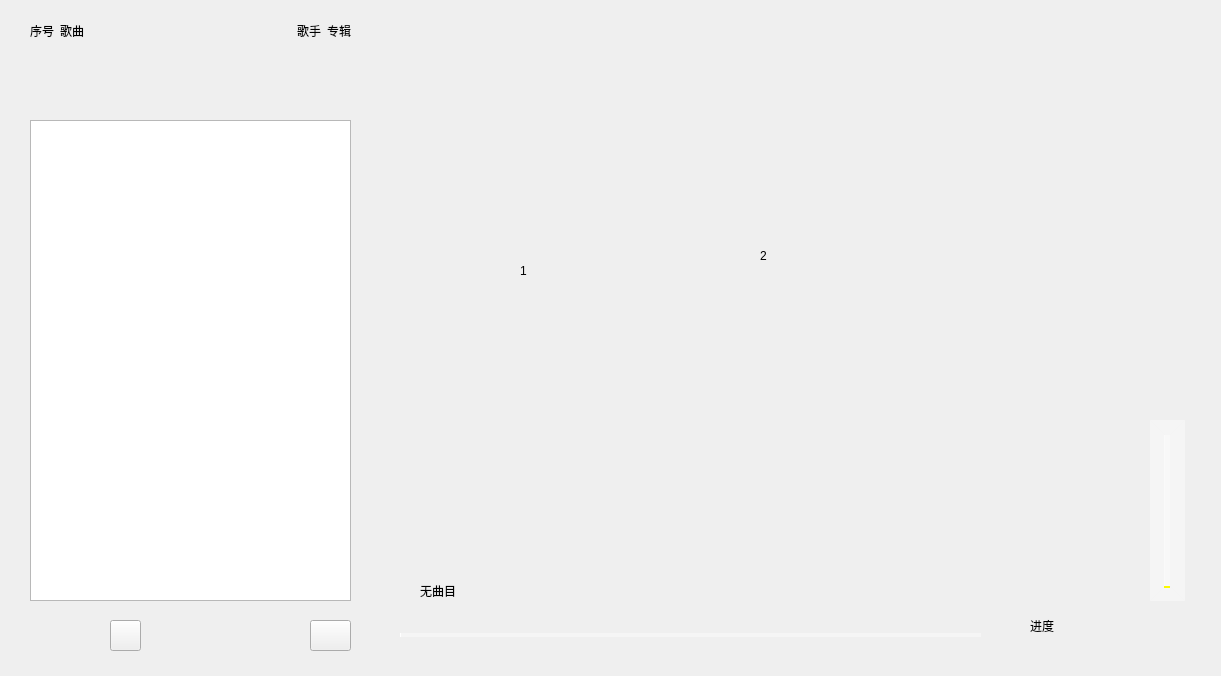
Qt form mymusicwidget.ui (zhangzhenxi11/MeditationSystem) before a commit.
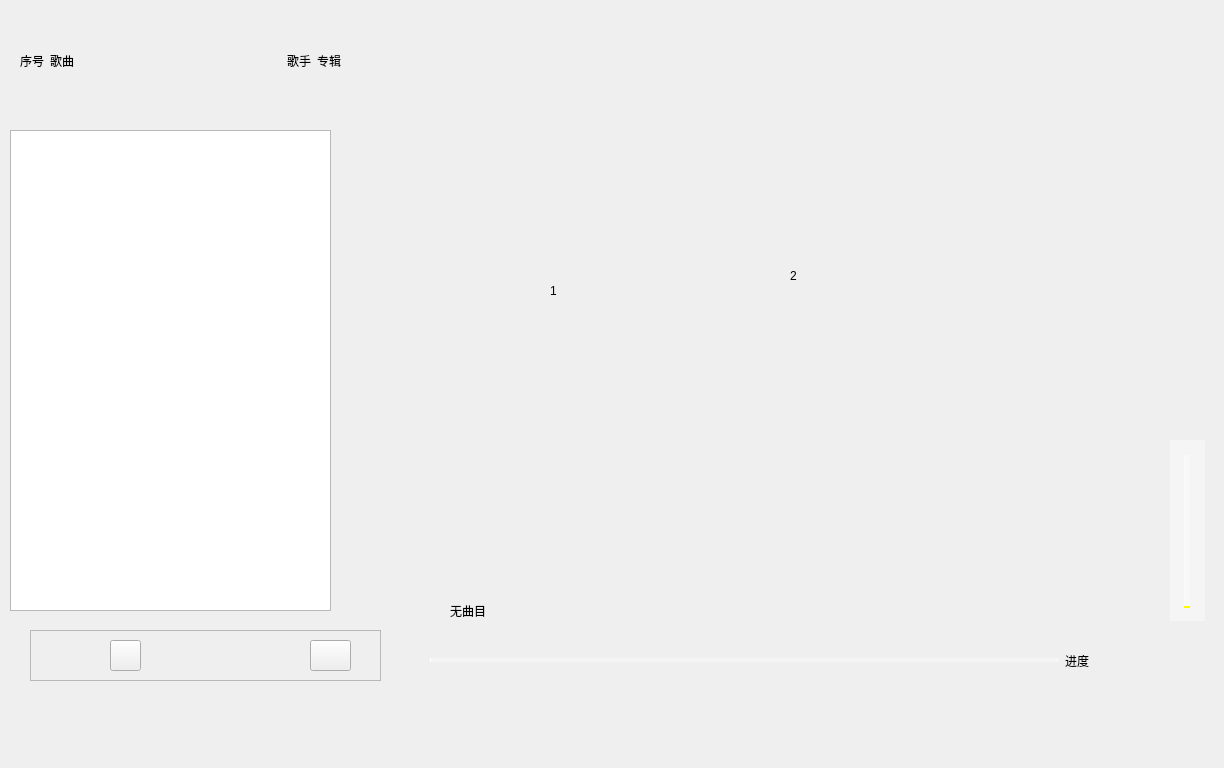
The same form after that commit. Icons and pictures are not drawn. Custom widgets are drawn as their Qt base class.

The edit to the form file:
```diff
--- a/mymusicwidget.ui
+++ b/mymusicwidget.ui
@@ -6,8 +6,8 @@
    <rect>
     <x>0</x>
     <y>0</y>
-    <width>1221</width>
-    <height>676</height>
+    <width>1224</width>
+    <height>768</height>
    </rect>
   </property>
   <property name="windowTitle">
@@ -17,19 +17,35 @@
    <enum>Qt::LeftToRight</enum>
   </property>
   <property name="styleSheet">
-   <string notr="true">QFrame#frame
-{
-	border-radius:5px;
-	border-image: url(:/images/background/bg3.jpg);
+   <string notr="true"/>
+  </property>
+  <widget class="QFrame" name="frame">
+   <property name="geometry">
+    <rect>
+     <x>10</x>
+     <y>10</y>
+     <width>1201</width>
+     <height>721</height>
+    </rect>
+   </property>
+   <property name="styleSheet">
+    <string notr="true">QFrame#frame{
+border-radius:5px;
+border-image: url(:/images/background/bg3.jpg);
 }
-
-image: url(:/images/background/bg3.jpg);</string>
+</string>
+   </property>
+   <property name="frameShape">
+    <enum>QFrame::StyledPanel</enum>
+   </property>
+   <property name="frameShadow">
+    <enum>QFrame::Raised</enum>
   </property>
   <widget class="QWidget" name="layoutWidget">
    <property name="geometry">
     <rect>
-     <x>30</x>
-     <y>10</y>
+      <x>10</x>
+      <y>30</y>
      <width>321</width>
      <height>41</height>
     </rect>
@@ -107,31 +123,18 @@
   <widget class="QListWidget" name="listWidget">
    <property name="geometry">
     <rect>
-     <x>30</x>
+      <x>0</x>
      <y>120</y>
      <width>321</width>
      <height>481</height>
     </rect>
    </property>
   </widget>
-  <widget class="QLabel" name="lblRecord">
-   <property name="geometry">
-    <rect>
-     <x>520</x>
-     <y>180</y>
-     <width>191</width>
-     <height>181</height>
-    </rect>
-   </property>
-   <property name="text">
-    <string>1</string>
-   </property>
-  </widget>
   <widget class="RotatingLabel" name="lblneedle">
    <property name="geometry">
     <rect>
-     <x>760</x>
-     <y>190</y>
+      <x>780</x>
+      <y>200</y>
      <width>71</width>
      <height>131</height>
     </rect>
@@ -143,8 +146,8 @@
   <widget class="QSlider" name="verticalSlider">
    <property name="geometry">
     <rect>
-     <x>1150</x>
-     <y>420</y>
+      <x>1160</x>
+      <y>430</y>
      <width>35</width>
      <height>181</height>
     </rect>
@@ -192,15 +195,283 @@
     <enum>QSlider::NoTicks</enum>
    </property>
   </widget>
+   <widget class="QLabel" name="LabCurMedia">
+    <property name="geometry">
+     <rect>
+      <x>440</x>
+      <y>590</y>
+      <width>341</width>
+      <height>21</height>
+     </rect>
+    </property>
+    <property name="minimumSize">
+     <size>
+      <width>100</width>
+      <height>0</height>
+     </size>
+    </property>
+    <property name="text">
+     <string>无曲目</string>
+    </property>
+   </widget>
+   <widget class="QLabel" name="lblRecord">
+    <property name="geometry">
+     <rect>
+      <x>540</x>
+      <y>190</y>
+      <width>191</width>
+      <height>181</height>
+     </rect>
+    </property>
+    <property name="text">
+     <string>1</string>
+    </property>
+   </widget>
+   <widget class="QPushButton" name="btnList">
+    <property name="geometry">
+     <rect>
+      <x>240</x>
+      <y>80</y>
+      <width>31</width>
+      <height>31</height>
+     </rect>
+    </property>
+    <property name="cursor">
+     <cursorShape>PointingHandCursor</cursorShape>
+    </property>
+    <property name="styleSheet">
+     <string notr="true">QPushButton
+
+{
+background-image: url(:/images/image/list.png);
+background-repeat:no-repeat;
+background-position:center center;
+border:none;
+
+}
+
+
+QPushButton:hover{
+background-image: url(:/images/image-hover/list-hover.png);
+background-repeat:no-repeat;
+background-position:center center;
+
+
+}
+QPushButton:pressed{
+background-image: url(:/images/image/list.png);
+background-repeat:no-repeat;
+background-position:center center;
+
+}
+</string>
+    </property>
+    <property name="text">
+     <string/>
+    </property>
+   </widget>
+   <widget class="QPushButton" name="btnRepeat">
+    <property name="geometry">
+     <rect>
+      <x>280</x>
+      <y>80</y>
+      <width>32</width>
+      <height>32</height>
+     </rect>
+    </property>
+    <property name="cursor">
+     <cursorShape>PointingHandCursor</cursorShape>
+    </property>
+    <property name="styleSheet">
+     <string notr="true">QPushButton
+{
+background-repeat:no-repeat;
+background-position:center center;
+border:none;
+
+}
+
+QPushButton:hover{
+background-repeat:no-repeat;
+background-position:center center;
+
+
+}
+QPushButton:pressed{
+background-repeat:no-repeat;
+background-position:center center;
+
+}
+</string>
+    </property>
+    <property name="text">
+     <string/>
+    </property>
+   </widget>
+   <widget class="QFrame" name="frame_2">
+    <property name="geometry">
+     <rect>
+      <x>20</x>
+      <y>620</y>
+      <width>351</width>
+      <height>51</height>
+     </rect>
+    </property>
+    <property name="frameShape">
+     <enum>QFrame::StyledPanel</enum>
+    </property>
+    <property name="frameShadow">
+     <enum>QFrame::Raised</enum>
+    </property>
+    <widget class="QPushButton" name="btnPrevious">
+     <property name="geometry">
+      <rect>
+       <x>0</x>
+       <y>0</y>
+       <width>48</width>
+       <height>48</height>
+      </rect>
+     </property>
+     <property name="toolTip">
+      <string>前一曲目</string>
+     </property>
+     <property name="styleSheet">
+      <string notr="true">QPushButton
+{
+background-image:  url(:/images/image/pre.png);
+background-repeat:no-repeat;
+background-position:center center;
+border:none;
+
+}
+
+QPushButton:hover
+{
+background-image:url(:/images/image-hover/pre-hover.png);
+background-repeat:no-repeat;
+background-position:center center;
+
+
+}
+QPushButton:pressed{
+background-image:  url(:/images/image/pre.png);
+background-repeat:no-repeat;
+background-position:center center;
+
+}</string>
+     </property>
+     <property name="text">
+      <string/>
+     </property>
+     <property name="icon">
+      <iconset>
+       <normaloff>:/images/images/616.bmp</normaloff>:/images/images/616.bmp</iconset>
+     </property>
+    </widget>
+    <widget class="QPushButton" name="btnPlay">
+     <property name="geometry">
+      <rect>
+       <x>80</x>
+       <y>10</y>
+       <width>31</width>
+       <height>31</height>
+      </rect>
+     </property>
+     <property name="toolTip">
+      <string>暂停</string>
+     </property>
+     <property name="styleSheet">
+      <string notr="true"/>
+     </property>
+     <property name="text">
+      <string/>
+     </property>
+     <property name="icon">
+      <iconset>
+       <normaloff>:/images/images/622.bmp</normaloff>:/images/images/622.bmp</iconset>
+     </property>
+    </widget>
+    <widget class="QPushButton" name="btnNext">
+     <property name="geometry">
+      <rect>
+       <x>180</x>
+       <y>0</y>
+       <width>48</width>
+       <height>48</height>
+      </rect>
+     </property>
+     <property name="toolTip">
+      <string>下一曲目</string>
+     </property>
+     <property name="styleSheet">
+      <string notr="true">QPushButton
+{
+background-image:  url(:/images/image/next.png);
+background-repeat:no-repeat;
+background-position:center center;
+border:none;
+
+}
+
+QPushButton:hover
+{
+background-image:url(:/images/image-hover/next-hover.png);
+background-repeat:no-repeat;
+background-position:center center;
+
+
+}
+QPushButton:pressed{
+background-image:  url(:/images/image/next.png);
+background-repeat:no-repeat;
+background-position:center center;
+
+}</string>
+     </property>
+     <property name="text">
+      <string/>
+     </property>
+     <property name="icon">
+      <iconset>
+       <normaloff>:/images/images/630.bmp</normaloff>:/images/images/630.bmp</iconset>
+     </property>
+    </widget>
+    <widget class="QPushButton" name="btnMode">
+     <property name="geometry">
+      <rect>
+       <x>280</x>
+       <y>10</y>
+       <width>41</width>
+       <height>31</height>
+      </rect>
+     </property>
+     <property name="toolTip">
+      <string>暂停</string>
+     </property>
+     <property name="styleSheet">
+      <string notr="true"/>
+     </property>
+     <property name="text">
+      <string/>
+     </property>
+     <property name="icon">
+      <iconset>
+       <normaloff>:/images/images/622.bmp</normaloff>:/images/images/622.bmp</iconset>
+     </property>
+    </widget>
+   </widget>
+   <widget class="QWidget" name="layoutWidget">
+    <property name="geometry">
+     <rect>
+      <x>420</x>
+      <y>630</y>
+      <width>761</width>
+      <height>41</height>
+     </rect>
+    </property>
+    <layout class="QHBoxLayout" name="horizontalLayout_3">
+     <item>
   <widget class="QSlider" name="horizontalSlider">
-   <property name="geometry">
-    <rect>
-     <x>400</x>
-     <y>620</y>
-     <width>581</width>
-     <height>31</height>
-    </rect>
-   </property>
    <property name="cursor">
     <cursorShape>PointingHandCursor</cursorShape>
    </property>
@@ -236,15 +507,9 @@
     <enum>Qt::Horizontal</enum>
    </property>
   </widget>
+     </item>
+     <item>
   <widget class="QLabel" name="LabRatio">
-   <property name="geometry">
-    <rect>
-     <x>1030</x>
-     <y>610</y>
-     <width>80</width>
-     <height>31</height>
-    </rect>
-   </property>
    <property name="minimumSize">
     <size>
      <width>80</width>
@@ -255,151 +520,9 @@
     <string>进度</string>
    </property>
   </widget>
-  <widget class="QPushButton" name="btnPlay">
-   <property name="geometry">
-    <rect>
-     <x>110</x>
-     <y>620</y>
-     <width>31</width>
-     <height>31</height>
-    </rect>
-   </property>
-   <property name="toolTip">
-    <string>暂停</string>
-   </property>
-   <property name="styleSheet">
-    <string notr="true"/>
-   </property>
-   <property name="text">
-    <string/>
-   </property>
-   <property name="icon">
-    <iconset>
-     <normaloff>:/images/images/622.bmp</normaloff>:/images/images/622.bmp</iconset>
-   </property>
-  </widget>
-  <widget class="QPushButton" name="btnNext">
-   <property name="geometry">
-    <rect>
-     <x>210</x>
-     <y>610</y>
-     <width>48</width>
-     <height>48</height>
-    </rect>
-   </property>
-   <property name="toolTip">
-    <string>下一曲目</string>
-   </property>
-   <property name="styleSheet">
-    <string notr="true">QPushButton
-{
-background-image:  url(:/images/image/next.png);
-background-repeat:no-repeat;
-background-position:center center;
-border:none;
-
-}
-
-QPushButton:hover
-{
-background-image:url(:/images/image-hover/next-hover.png);
-background-repeat:no-repeat;
-background-position:center center;
-
-
-}
-QPushButton:pressed{
-background-image:  url(:/images/image/next.png);
-background-repeat:no-repeat;
-background-position:center center;
-
-}</string>
-   </property>
-   <property name="text">
-    <string/>
-   </property>
-   <property name="icon">
-    <iconset>
-     <normaloff>:/images/images/630.bmp</normaloff>:/images/images/630.bmp</iconset>
-   </property>
-  </widget>
-  <widget class="QPushButton" name="btnMode">
-   <property name="geometry">
-    <rect>
-     <x>310</x>
-     <y>620</y>
-     <width>41</width>
-     <height>31</height>
-    </rect>
-   </property>
-   <property name="toolTip">
-    <string>暂停</string>
-   </property>
-   <property name="styleSheet">
-    <string notr="true"/>
-   </property>
-   <property name="text">
-    <string/>
-   </property>
-   <property name="icon">
-    <iconset>
-     <normaloff>:/images/images/622.bmp</normaloff>:/images/images/622.bmp</iconset>
-   </property>
-  </widget>
-  <widget class="QPushButton" name="btnPrevious">
-   <property name="geometry">
-    <rect>
-     <x>10</x>
-     <y>610</y>
-     <width>48</width>
-     <height>48</height>
-    </rect>
-   </property>
-   <property name="toolTip">
-    <string>前一曲目</string>
-   </property>
-   <property name="styleSheet">
-    <string notr="true">QPushButton
-{
-background-image:  url(:/images/image/pre.png);
-background-repeat:no-repeat;
-background-position:center center;
-border:none;
-
-}
-
-QPushButton:hover
-{
-background-image:url(:/images/image-hover/pre-hover.png);
-background-repeat:no-repeat;
-background-position:center center;
-
-
-}
-QPushButton:pressed{
-background-image:  url(:/images/image/pre.png);
-background-repeat:no-repeat;
-background-position:center center;
-
-}</string>
-   </property>
-   <property name="text">
-    <string/>
-   </property>
-   <property name="icon">
-    <iconset>
-     <normaloff>:/images/images/616.bmp</normaloff>:/images/images/616.bmp</iconset>
-   </property>
-  </widget>
+     </item>
+     <item>
   <widget class="QPushButton" name="btnSound">
-   <property name="geometry">
-    <rect>
-     <x>1150</x>
-     <y>620</y>
-     <width>28</width>
-     <height>24</height>
-    </rect>
-   </property>
    <property name="styleSheet">
     <string notr="true">image: url(:/images/volumn.bmp);</string>
    </property>
@@ -414,240 +537,9 @@
     <bool>true</bool>
    </property>
   </widget>
-  <widget class="QLabel" name="LabCurMedia">
-   <property name="geometry">
-    <rect>
-     <x>420</x>
-     <y>580</y>
-     <width>341</width>
-     <height>21</height>
-    </rect>
-   </property>
-   <property name="minimumSize">
-    <size>
-     <width>100</width>
-     <height>0</height>
-    </size>
-   </property>
-   <property name="text">
-    <string>无曲目</string>
-   </property>
-  </widget>
-  <widget class="QPushButton" name="btnMusic">
-   <property name="geometry">
-    <rect>
-     <x>40</x>
-     <y>80</y>
-     <width>32</width>
-     <height>32</height>
-    </rect>
-   </property>
-   <property name="cursor">
-    <cursorShape>PointingHandCursor</cursorShape>
-   </property>
-   <property name="styleSheet">
-    <string notr="true">QPushButton
-{
-background-image: url(:/images/image/music.png);
-background-repeat:no-repeat;
-background-position:center center;
-border:none;
-
-
-}
-
-QPushButton:hover{
-background-image: url(:/images/image-hover/music-hover.png);
-background-repeat:no-repeat;
-background-position:center center;
-
-
-}
-QPushButton:pressed{
-background-image: url(:/images/image/music.png);
-background-repeat:no-repeat;
-background-position:center center;
-
-}
-</string>
-   </property>
-   <property name="text">
-    <string/>
-   </property>
-  </widget>
-  <widget class="QPushButton" name="btnResently">
-   <property name="geometry">
-    <rect>
-     <x>270</x>
-     <y>80</y>
-     <width>32</width>
-     <height>32</height>
-    </rect>
-   </property>
-   <property name="cursor">
-    <cursorShape>PointingHandCursor</cursorShape>
-   </property>
-   <property name="toolTip">
-    <string>最近播放</string>
-   </property>
-   <property name="statusTip">
-    <string>最近播放</string>
-   </property>
-   <property name="styleSheet">
-    <string notr="true">QPushButton
-{
-background-image: url(:/images/image/play-resently.png);
-background-repeat:no-repeat;
-background-position:center center;
-border:none;
-
-
-}
-
-
-QPushButton:hover{
-
-background-image: url(:/images/image-hover/play-resently-hover.png);
-background-repeat:no-repeat;
-background-position:center center;
-
-
-}
-QPushButton:pressed{
-	background-image: url(:/images/image/play-resently.png);
-background-repeat:no-repeat;
-background-position:center center;
-
-}
-</string>
-   </property>
-   <property name="text">
-    <string/>
-   </property>
-  </widget>
-  <widget class="QPushButton" name="btnList">
-   <property name="geometry">
-    <rect>
-     <x>190</x>
-     <y>80</y>
-     <width>31</width>
-     <height>31</height>
-    </rect>
-   </property>
-   <property name="cursor">
-    <cursorShape>PointingHandCursor</cursorShape>
-   </property>
-   <property name="styleSheet">
-    <string notr="true">QPushButton
-
-{
-background-image: url(:/images/image/list.png);
-background-repeat:no-repeat;
-background-position:center center;
-border:none;
-
-}
-
-
-QPushButton:hover{
-background-image: url(:/images/image-hover/list-hover.png);
-background-repeat:no-repeat;
-background-position:center center;
-
-
-}
-QPushButton:pressed{
-background-image: url(:/images/image/list.png);
-background-repeat:no-repeat;
-background-position:center center;
-
-}
-</string>
-   </property>
-   <property name="text">
-    <string/>
-   </property>
-  </widget>
-  <widget class="QPushButton" name="btnLike">
-   <property name="geometry">
-    <rect>
-     <x>110</x>
-     <y>80</y>
-     <width>32</width>
-     <height>32</height>
-    </rect>
-   </property>
-   <property name="cursor">
-    <cursorShape>PointingHandCursor</cursorShape>
-   </property>
-   <property name="styleSheet">
-    <string notr="true">QPushButton
-{
-background-image: url(:/images/image/like.png);
-background-repeat:no-repeat;
-background-position:center center;
-border:none;
-
-}
-
-
-QPushButton:hover{
-
-background-image: url(:/images/image-hover/like-hover.png);
-background-repeat:no-repeat;
-background-position:center center;
-
-
-}
-QPushButton:pressed{
-background-image: url(:/images/image/like.png);
-background-repeat:no-repeat;
-background-position:center center;
-
-}
-</string>
-   </property>
-   <property name="text">
-    <string/>
-   </property>
-  </widget>
-  <widget class="QPushButton" name="btnRepeat">
-   <property name="geometry">
-    <rect>
-     <x>350</x>
-     <y>80</y>
-     <width>32</width>
-     <height>32</height>
-    </rect>
-   </property>
-   <property name="cursor">
-    <cursorShape>PointingHandCursor</cursorShape>
-   </property>
-   <property name="styleSheet">
-    <string notr="true">QPushButton
-{
-background-repeat:no-repeat;
-background-position:center center;
-border:none;
-
-}
-
-QPushButton:hover{
-background-repeat:no-repeat;
-background-position:center center;
-
-
-}
-QPushButton:pressed{
-background-repeat:no-repeat;
-background-position:center center;
-
-}
-</string>
-   </property>
-   <property name="text">
-    <string/>
-   </property>
+     </item>
+    </layout>
+   </widget>
   </widget>
  </widget>
  <customwidgets>
```
Left out of the diff: 16 changed lines with no effect on the pictures. Lines whose indentation alone changed are shown as unchanged.
